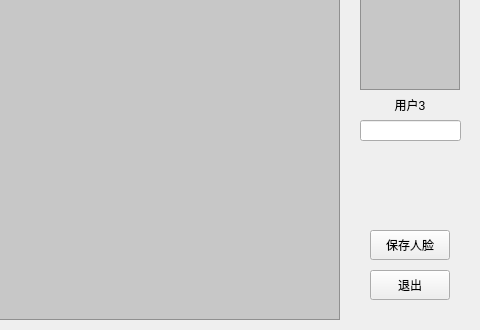
First picture: the form in ui/mainWindow.ui, repository XinyuSun/Faces, before the edit; both pictures show x 750 to 1230 and y 433 to 763 of the 1230 by 763 pixel window.
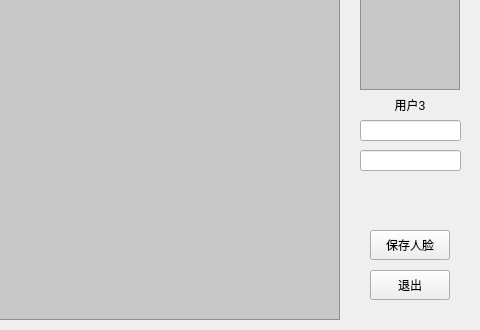
Second picture: the form after the edit. Icons and pictures are not drawn.

Commit message: roi label can show faces queue

What changed in the file:
```diff
--- a/ui/mainWindow.ui
+++ b/ui/mainWindow.ui
@@ -277,6 +277,16 @@
      <cursorShape>IBeamCursor</cursorShape>
     </property>
    </widget>
+   <widget class="QLineEdit" name="line2">
+    <property name="geometry">
+     <rect>
+      <x>1110</x>
+      <y>560</y>
+      <width>101</width>
+      <height>21</height>
+     </rect>
+    </property>
+   </widget>
   </widget>
   <widget class="QMenuBar" name="menuBar">
    <property name="enabled">
```
The commit also changes 4 other files.
